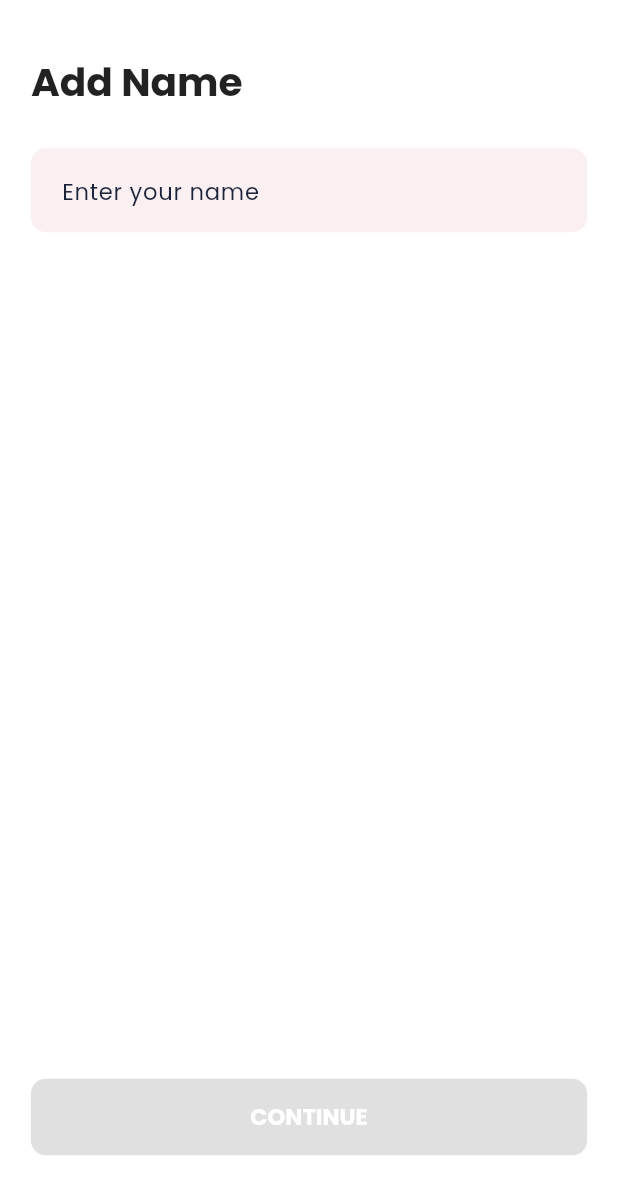
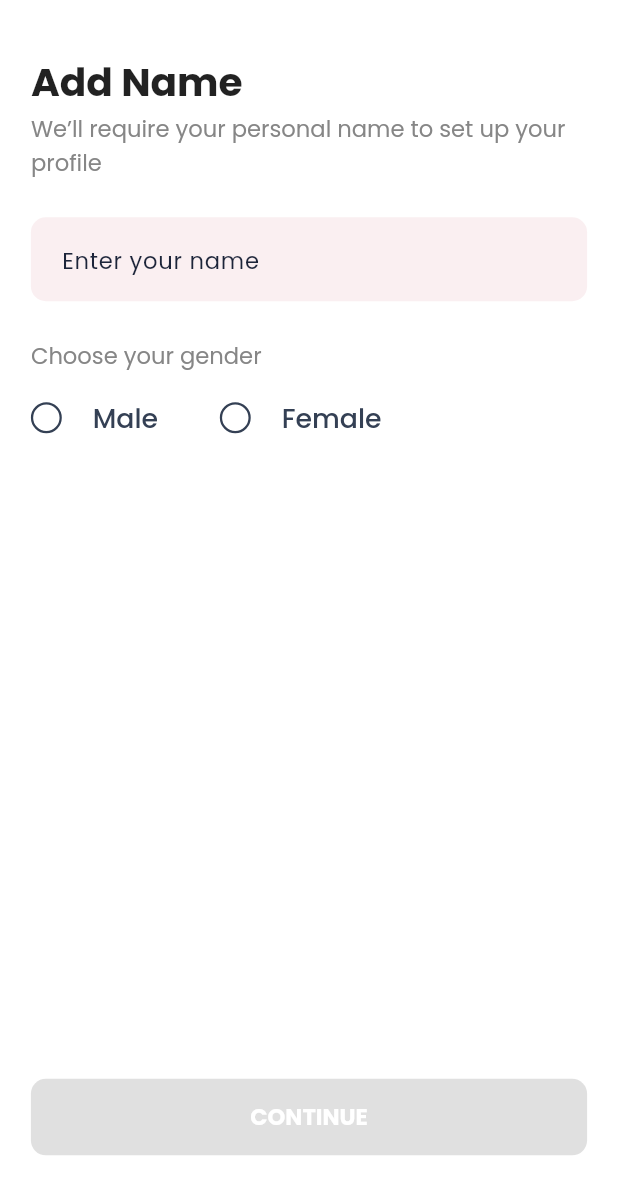
Before and after one commit to naai-repo/naai, a Flutter app: the UsernameScreen screen opened by its route, on a phone screen of 412 x 824 dp, the part 56-1236 px from its top. Run offline on Flutter 3.47's test engine with Material 2 defaults, Android fonts, the phone set to English and light mode, and no system bars; our stand-ins replace cloud_firestore, firebase_auth, firebase_core, flutter_svg, fluttertoast, google_sign_in and 2 more; accounts and stored records are empty.

Commit message:
[FEATURE] Gender added

```diff
--- a/lib/models/user.dart
+++ b/lib/models/user.dart
@@ -3,6 +3,7 @@ class UserModel {
   String? phoneNumber;
   String? gmailId;
   String? appleId;
+  String? gender;
   List<String>? preferredSalon;
 
   UserModel({
@@ -11,6 +12,7 @@ class UserModel {
     this.gmailId,
     this.appleId,
     this.preferredSalon,
+    this.gender,
   });
 
   Map<String, dynamic> toJson() {
@@ -20,6 +22,7 @@ class UserModel {
     data['gmailId'] = this.gmailId;
     data['appleId'] = this.appleId;
     data['preferredSalon'] = this.preferredSalon;
+    data['gender'] = this.gender;
     return data;
   }
 }
--- /dev/null
+++ b/lib/utils/keys.dart
@@ -0,0 +1,4 @@
+class Keys {
+  static const mapbox_public_key =
+      'pk.eyJ1IjoibXlwZXJybyIsImEiOiJjbDRmZGVwNmwwMjlmM3BvZm02czd5ZWhlIn0.vjixPEoZnR1G6QmKxMva2w';
+}
--- a/lib/view/pre_auth/username_screen.dart
+++ b/lib/view/pre_auth/username_screen.dart
@@ -50,8 +50,48 @@ class UsernameScreen extends StatelessWidget {
                     fontWeight: FontWeight.w600,
                   ),
                 ),
+                Text(
+                  StringConstant.addNameSubtext,
+                  style: TextStyle(
+                    fontSize: 11.sp,
+                    color: const Color(0xFF868686),
+                  ),
+                ),
                 SizedBox(height: 3.h),
                 userNameTextField(),
+                Padding(
+                  padding: EdgeInsets.only(top: 3.h),
+                  child: Column(
+                    crossAxisAlignment: CrossAxisAlignment.start,
+                    children: <Widget>[
+                      Text(
+                        StringConstant.chooseYourGender,
+                        style: TextStyle(
+                          fontSize: 11.sp,
+                          color: const Color(0xFF868686),
+                        ),
+                      ),
+                      SizedBox(height: 2.h),
+                      Row(
+                        children: <Widget>[
+                          genderSelector(
+                            text: StringConstant.male,
+                            isSelected:
+                                provider.selectedGender == StringConstant.male,
+                          ),
+                          SizedBox(
+                            width: 10.w,
+                          ),
+                          genderSelector(
+                            text: StringConstant.female,
+                            isSelected: provider.selectedGender ==
+                                StringConstant.female,
+                          ),
+                        ],
+                      ),
+                    ],
+                  ),
+                ),
                 Spacer(),
                 ReusableWidgets.redFullWidthButon(
                   buttonText: StringConstant.continueText,
@@ -66,6 +106,55 @@ class UsernameScreen extends StatelessWidget {
     });
   }
 
+  Widget genderSelector({
+    required String text,
+    bool isSelected = false,
+  }) {
+    return Consumer<AuthenticationProvider>(
+      builder: (context, provider, child) {
+        return GestureDetector(
+          behavior: HitTestBehavior.opaque,
+          onTap: () => provider.setGender(text),
+          child: Row(
+            children: <Widget>[
+              Container(
+                height: 2.5.h,
+                width: 2.5.h,
+                margin: EdgeInsets.only(right: 5.w),
+                padding: EdgeInsets.all(2),
+                decoration: BoxDecoration(
+                  shape: BoxShape.circle,
+                  color: Colors.white,
+                  border: Border.all(
+                    width: 1.5,
+                    color: const Color(0xFF344054),
+                  ),
+                ),
+                child: Visibility(
+                  visible: isSelected,
+                  child: Container(
+                    decoration: BoxDecoration(
+                      shape: BoxShape.circle,
+                      color: ColorsConstant.appColor,
+                    ),
+                  ),
+                ),
+              ),
+              Text(
+                text,
+                style: TextStyle(
+                  fontSize: 13.sp,
+                  fontWeight: FontWeight.w500,
+                  color: Color(0xFF344054),
+                ),
+              ),
+            ],
+          ),
+        );
+      },
+    );
+  }
+
   Widget userNameTextField() {
     return Consumer<AuthenticationProvider>(
       builder: (context, provider, child) {
@@ -75,7 +164,7 @@ class UsernameScreen extends StatelessWidget {
           keyboardType: TextInputType.name,
           cursorColor: ColorsConstant.appColor,
           maxLength: 20,
-          onChanged: (value) => provider.isUsernameValid(),
+          onChanged: (value) => provider.setUsernameButtonActive(),
           inputFormatters: <TextInputFormatter>[
             FilteringTextInputFormatter.deny(RegExp('[0-9]'))
           ],
--- a/lib/view/utils/string_constant.dart
+++ b/lib/view/utils/string_constant.dart
@@ -14,6 +14,11 @@ class StringConstant {
       'Enter code that we have sent to your mobile no.';
   static const String verifyNumber = 'VERIFY NUMBER';
   static const String addName = 'Add Name';
+  static const String addNameSubtext =
+      'We’ll require your personal name to set up your profile';
+  static const String chooseYourGender = 'Choose your gender';
   static const String enterYourName = 'Enter your name';
   static const String continueText = 'CONTINUE';
+  static const String male = 'Male';
+  static const String female = 'Female';
 }
--- a/lib/view_model/pre_auth/authentication_provider.dart
+++ b/lib/view_model/pre_auth/authentication_provider.dart
@@ -1,3 +1,4 @@
+import 'dart:convert';
 import 'dart:io';
 
 import 'package:firebase_auth/firebase_auth.dart';
@@ -10,6 +11,7 @@ import 'package:naai/view/utils/routing/exception/exception_handling.dart';
 import 'package:naai/view/utils/routing/named_routes.dart';
 import 'package:naai/view/widgets/reusable_widgets.dart';
 import 'package:sign_in_with_apple/sign_in_with_apple.dart';
+import 'package:http/http.dart' as http;
 
 class AuthenticationProvider with ChangeNotifier {
   bool _isGetOtpButtonActive = false;
@@ -20,6 +22,7 @@ class AuthenticationProvider with ChangeNotifier {
   String _verificationId = "";
   String _enteredOtp = "000000";
   String? _phoneNumber;
+  String _selectedGender = '';
 
   TextEditingController _userNameController = TextEditingController();
   TextEditingController _mobileNumberController = TextEditingController();
@@ -37,6 +40,7 @@ class AuthenticationProvider with ChangeNotifier {
 
   String get verificationId => _verificationId;
   String get enteredOtp => _enteredOtp;
+  String get selectedGender => _selectedGender;
 
   TextEditingController get userNameController => _userNameController;
   TextEditingController get mobileNumberController => _mobileNumberController;
@@ -108,6 +112,20 @@ class AuthenticationProvider with ChangeNotifier {
       );
     }
     notifyListeners();
+  }
+
+  Future<String> getGender(GoogleSignInAccount googleSignIn) async {
+    final headers = await googleSignIn.authHeaders;
+    final r = await http.get(
+      Uri.parse(
+          "https://people.googleapis.com/v1/people/me?personFields=genders&key="),
+      headers: {
+        "Authorization": '${headers["Authorization"]}',
+      },
+    );
+    final response = jsonDecode(r.body);
+    print(response);
+    return response["genders"][0]["formattedValue"];
   }
 
   /// Triggers Apple authentication flow
@@ -212,6 +230,7 @@ class AuthenticationProvider with ChangeNotifier {
       userData: UserModel(
         name: _userNameController.text,
         phoneNumber: _phoneNumber,
+        gender: _selectedGender,
       ),
     );
     // Navigator.pushReplacementNamed(context, NamedRoutes.navigationScreenRoute);
@@ -239,6 +258,13 @@ class AuthenticationProvider with ChangeNotifier {
     }
   }
 
+  /// Method to set user's gender
+  void setGender(String value) {
+    _selectedGender = value;
+    setUsernameButtonActive();
+    notifyListeners();
+  }
+
   /// Method to check the validity of mobile number
   void setIsGetOtpButtonActive(String value) {
     _isGetOtpButtonActive = value.length == 10;
@@ -256,8 +282,9 @@ class AuthenticationProvider with ChangeNotifier {
   }
 
   /// Check if the entered username is valid and set the value of [_isUsernameButtonActive]
-  void isUsernameValid() {
-    _isUsernameButtonActive = _userNameController.text.trim().length > 0;
+  void setUsernameButtonActive() {
+    _isUsernameButtonActive = _userNameController.text.trim().length > 0 &&
+        _selectedGender.isNotEmpty;
     notifyListeners();
   }
 
```
